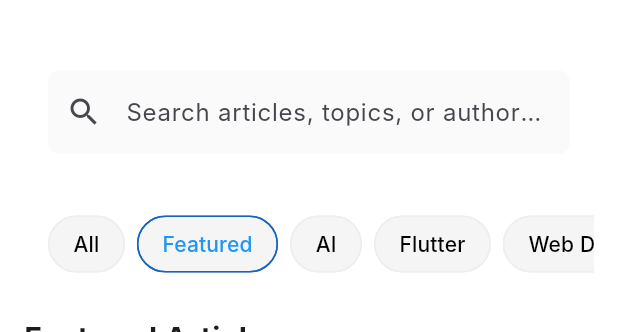
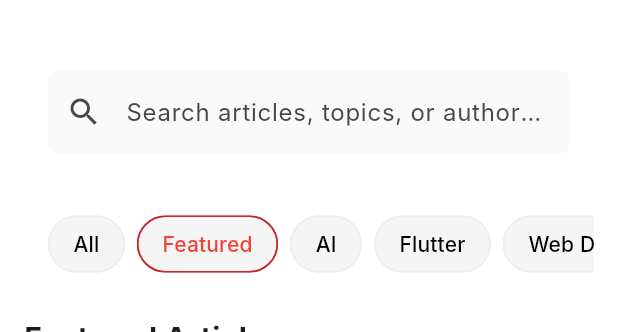
Before and after one commit to JesutoniAderibigbe/techread_showcase, a Flutter app: the screen it shows after launch, on a phone screen of 412 x 824 dp, the part 62-394 px from its top. Run offline on Flutter 3.47's test engine with Material 3 defaults, Android fonts, the light colour scheme and no system bars; missing offline and left inert: widgetbook, widgetbook_annotation; network calls fail; Roboto replaces fonts that are missing (Inter).

Commit message:
fix: ui bug for homescreen

```diff
--- a/lib/src/ui/home_screen.dart
+++ b/lib/src/ui/home_screen.dart
@@ -112,14 +112,14 @@ class _HomePageState extends State<HomePage> {
                     });
                   },
                   backgroundColor: Colors.grey[100],
-                  selectedColor: Colors.blue[800],
+                  selectedColor: Colors.red[800],
                   labelStyle: TextStyle(
-                    color: isSelected ? Colors.blue : Colors.black,
+                    color: isSelected ? Colors.red : Colors.black,
                   ),
                   shape: RoundedRectangleBorder(
                     borderRadius: BorderRadius.circular(20.0),
                     side: BorderSide(
-                      color: isSelected ? Colors.blue[800]! : Colors.grey[200]!,
+                      color: isSelected ? Colors.red[800]! : Colors.grey[200]!,
                     ),
                   ),
                 ),
```
